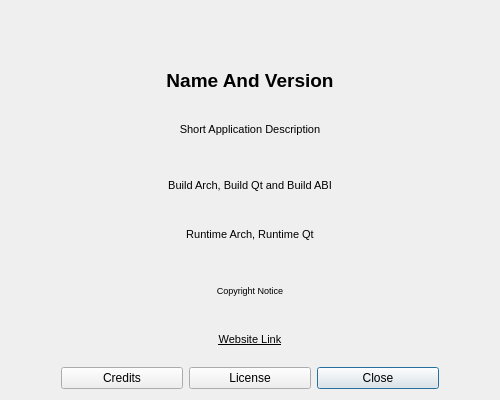
First picture: the form in Geometrize/dialog/aboutdialog.ui, repository Tw1ddle/geometrize, before the edit.
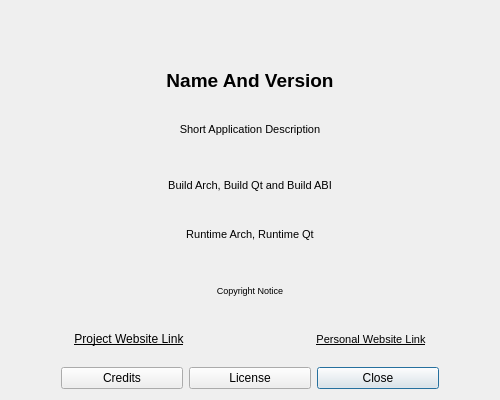
Second picture: the form after the edit. Icons and pictures are not drawn.

Patch:
```diff
--- a/Geometrize/dialog/aboutdialog.ui
+++ b/Geometrize/dialog/aboutdialog.ui
@@ -212,7 +212,36 @@
     </widget>
    </item>
    <item>
-    <widget class="QLabel" name="websiteLink">
+    <layout class="QHBoxLayout" name="horizontalLayout">
+     <item>
+      <widget class="QLabel" name="projectWebsiteLink">
+       <property name="font">
+        <font>
+         <underline>true</underline>
+        </font>
+       </property>
+       <property name="text">
+        <string>Project Website Link</string>
+       </property>
+       <property name="textFormat">
+        <enum>Qt::RichText</enum>
+       </property>
+       <property name="alignment">
+        <set>Qt::AlignCenter</set>
+       </property>
+       <property name="wordWrap">
+        <bool>true</bool>
+       </property>
+       <property name="openExternalLinks">
+        <bool>true</bool>
+       </property>
+       <property name="textInteractionFlags">
+        <set>Qt::TextBrowserInteraction</set>
+       </property>
+      </widget>
+     </item>
+     <item>
+      <widget class="QLabel" name="personalWebsiteLink">
      <property name="font">
       <font>
        <pointsize>8</pointsize>
@@ -220,7 +249,7 @@
       </font>
      </property>
      <property name="text">
-      <string>Website Link</string>
+        <string>Personal Website Link</string>
      </property>
      <property name="textFormat">
       <enum>Qt::RichText</enum>
@@ -238,6 +267,8 @@
       <set>Qt::TextBrowserInteraction</set>
      </property>
     </widget>
+     </item>
+    </layout>
    </item>
    <item>
     <layout class="QHBoxLayout" name="buttonGroup" stretch="0,0,0">
```
Lines whose indentation alone changed are shown as unchanged.
